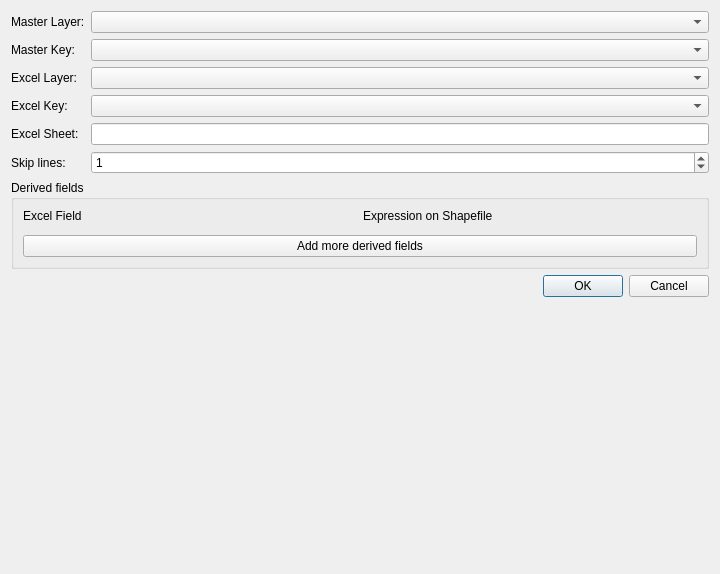
The window that shpsync_dialog_base.ui (bopopescu/qgis_excel_sync) describes before a commit, drawn with Qt 5.
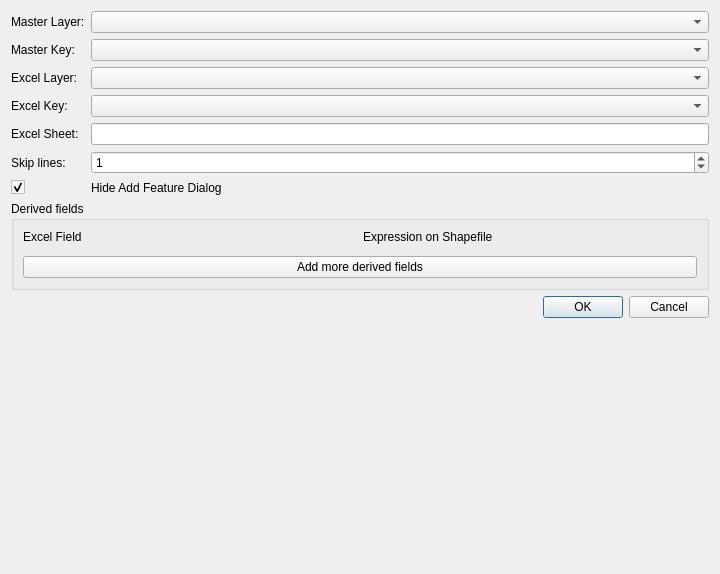
The same window after the commit.

Commit message: Fixes #6 : Adds checkbox to suppress form

Patch:
```diff
--- a/shpsync_dialog_base.ui
+++ b/shpsync_dialog_base.ui
@@ -82,13 +82,6 @@
     </widget>
    </item>
    <item row="7" column="0" colspan="2">
-    <widget class="QDialogButtonBox" name="buttonBox">
-     <property name="standardButtons">
-      <set>QDialogButtonBox::Cancel|QDialogButtonBox::Ok</set>
-     </property>
-    </widget>
-   </item>
-   <item row="6" column="0" colspan="2">
     <widget class="QGroupBox" name="groupBox">
      <property name="title">
       <string>Derived fields</string>
@@ -128,6 +121,30 @@
      </layout>
     </widget>
    </item>
+   <item row="8" column="0" colspan="2">
+    <widget class="QDialogButtonBox" name="buttonBox">
+     <property name="standardButtons">
+      <set>QDialogButtonBox::Cancel|QDialogButtonBox::Ok</set>
+     </property>
+    </widget>
+   </item>
+   <item row="6" column="0">
+    <widget class="QCheckBox" name="checkBox">
+     <property name="text">
+      <string/>
+     </property>
+     <property name="checked">
+      <bool>true</bool>
+     </property>
+    </widget>
+   </item>
+   <item row="6" column="1">
+    <widget class="QLabel" name="label_9">
+     <property name="text">
+      <string>Hide Add Feature Dialog</string>
+     </property>
+    </widget>
+   </item>
   </layout>
  </widget>
  <resources/>
```
The commit also changes 3 other files.
